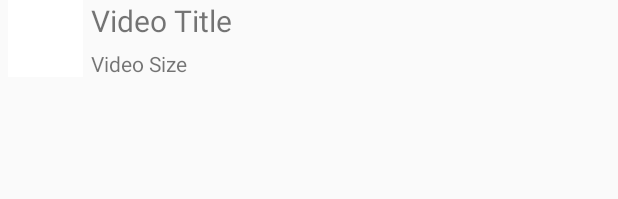
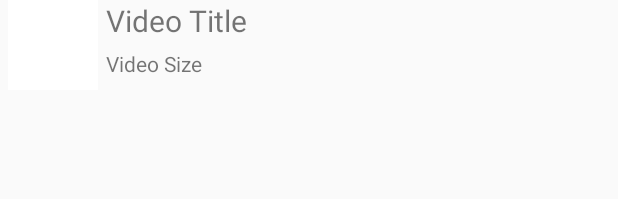
Before and after one commit to Gilwe/VideoManager, an Android app: the layout custom_row.xml on its own in the app's theme, with its tools: preview values and no code run, on a phone screen of 412 x 824 dp. Shown: the top 199 px of the screen. Run offline under Robolectric (Android 15) with nearby library versions, the phone set to English and light mode, and no system bars.

```diff
--- a/app/src/main/java/com/example/gilad/videomanager/VideosManager.java
+++ b/app/src/main/java/com/example/gilad/videomanager/VideosManager.java
@@ -32,7 +32,7 @@ public class VideosManager {
     private void loadVideosFromPath()
     {
 
-        //videos.clear();
+        videos.clear();
 
         File f = new File(path);
         int i = 0;
--- a/app/src/main/res/layout/custom_row.xml
+++ b/app/src/main/res/layout/custom_row.xml
@@ -18,8 +18,8 @@
         android:layout_column="1" />
 
     <ImageView
-        android:layout_width="50dp"
-        android:layout_height="51dp"
+        android:layout_width="60dp"
+        android:layout_height="60dp"
         app:srcCompat="@android:color/background_light"
         android:id="@+id/imageView"
         android:layout_row="0"
```
Also changed, not shown: app/src/main/java/com/example/gilad/videomanager/MainActivity.java (+21 -6 lines).
